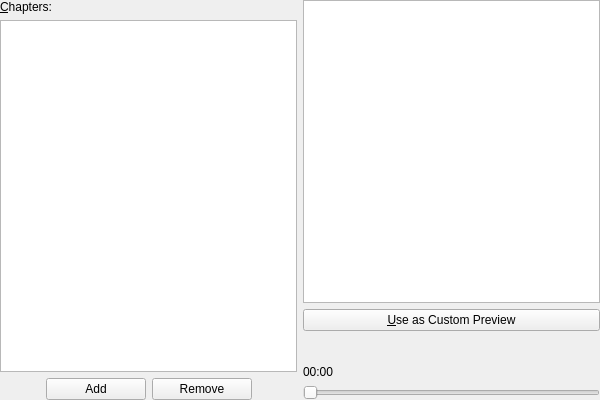
Before: the Qt Designer form plugins/video/chapters.ui in google-code-export/kmediafactory, drawn with Qt 5.
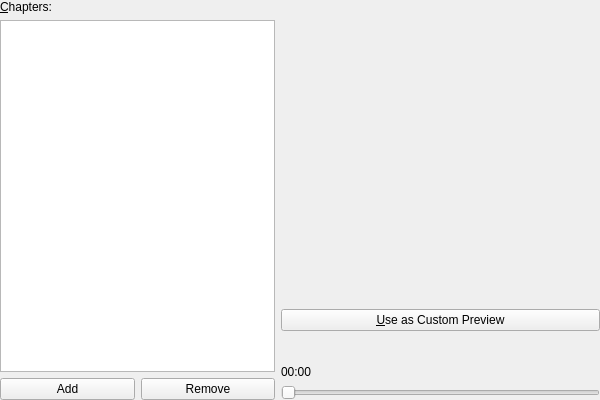
After: the same form once the commit is applied. Custom widgets are drawn as their Qt base class.

Commit message: Use Phonon video player in chapters dlg

Patch:
```diff
--- a/plugins/video/chapters.ui
+++ b/plugins/video/chapters.ui
@@ -104,24 +104,8 @@
         <number>0</number>
        </property>
        <item>
-        <spacer>
-         <property name="orientation" >
-          <enum>Qt::Horizontal</enum>
-         </property>
-         <property name="sizeType" >
-          <enum>QSizePolicy::Expanding</enum>
-         </property>
-         <property name="sizeHint" >
-          <size>
-           <width>40</width>
-           <height>20</height>
-          </size>
-         </property>
-        </spacer>
-       </item>
-       <item>
-        <widget class="KPushButton" name="addButton" >
-         <property name="minimumSize" >
+        <widget class="KPushButton" name="addButton">
+         <property name="minimumSize">
           <size>
            <width>100</width>
            <height>0</height>
@@ -151,22 +135,6 @@
          </property>
         </widget>
        </item>
-       <item>
-        <spacer>
-         <property name="orientation" >
-          <enum>Qt::Horizontal</enum>
-         </property>
-         <property name="sizeType" >
-          <enum>QSizePolicy::Expanding</enum>
-         </property>
-         <property name="sizeHint" >
-          <size>
-           <width>40</width>
-           <height>20</height>
-          </size>
-         </property>
-        </spacer>
-       </item>
       </layout>
      </item>
     </layout>
@@ -189,9 +157,9 @@
       <number>0</number>
      </property>
      <item>
-      <widget class="KMFImageView" name="video" >
-       <property name="sizePolicy" >
-        <sizepolicy vsizetype="Expanding" hsizetype="Expanding" >
+      <widget class="VideoPlayer" name="video" native="true">
+       <property name="sizePolicy">
+        <sizepolicy hsizetype="Expanding" vsizetype="Expanding">
          <horstretch>0</horstretch>
          <verstretch>0</verstretch>
         </sizepolicy>
@@ -288,8 +256,21 @@
           </widget>
          </item>
          <item>
-          <widget class="KPushButton" name="nextButton" >
-           <property name="toolTip" >
+          <widget class="KPushButton" name="playButton">
+           <property name="toolTip">
+            <string>Play/Pause</string>
+           </property>
+           <property name="text">
+            <string/>
+           </property>
+           <property name="flat">
+            <bool>true</bool>
+           </property>
+          </widget>
+         </item>
+         <item>
+          <widget class="KPushButton" name="nextButton">
+           <property name="toolTip">
             <string>Next frame</string>
            </property>
            <property name="text" >
@@ -354,21 +335,20 @@
    </item>
   </layout>
  </widget>
- <layoutdefault spacing="6" margin="11" />
- <layoutfunction spacing="KDialog::spacingHint" margin="KDialog::marginHint" />
+ <layoutdefault spacing="6" margin="11"/>
+ <layoutfunction spacing="KDialog::spacingHint" margin="KDialog::marginHint"/>
  <pixmapfunction>BTN_ICON</pixmapfunction>
  <customwidgets>
-  <customwidget>
-   <class>KMFImageView</class>
-   <extends>QGraphicsView</extends>
-   <header>kmfimageview.h</header>
-   <container>1</container>
-  </customwidget>
   <customwidget>
    <class>KPushButton</class>
    <extends>QPushButton</extends>
    <header>kpushbutton.h</header>
   </customwidget>
+  <customwidget>
+   <class>VideoPlayer</class>
+   <extends>QWidget</extends>
+   <header>phonon/videoplayer.h</header>
+  </customwidget>
  </customwidgets>
  <tabstops>
   <tabstop>addButton</tabstop>
```
Left out of the diff: 199 changed lines with no effect on the pictures. The commit also changes 7 other files.
